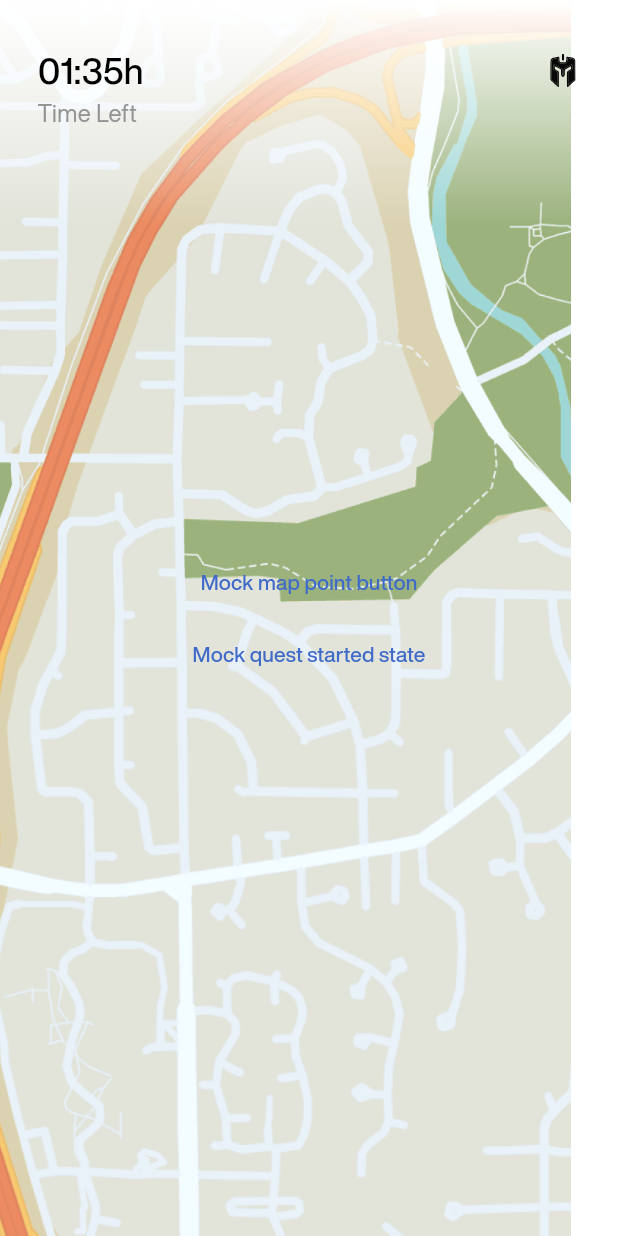
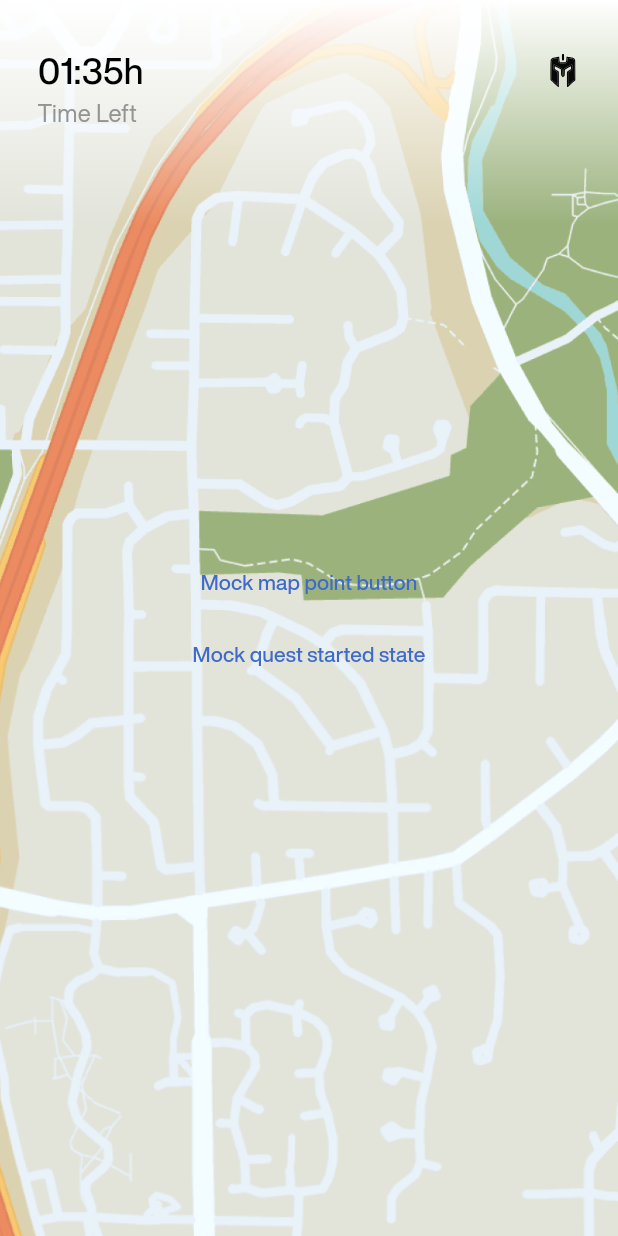
Before and after one commit to Dijinx-Lab/Scavenger-Hunt, a Flutter app: the MapScreen screen opened directly, on a phone screen of 412 x 824 dp. Run offline on Flutter 3.47's test engine with Material 3 defaults, Android fonts, the phone set to English and light mode, and no system bars; our stand-ins replace flutter_smart_dialog, flutter_staggered_animations, flutter_svg, pinput, salomon_bottom_bar, shared_preferences and 1 more; missing offline and left inert: clipboard, lazy_load_indexed_stack; accounts and stored records are empty; network calls fail.

Commit message:
update 3

```diff
--- a/lib/main.dart
+++ b/lib/main.dart
@@ -24,6 +24,10 @@ class MyApp extends StatefulWidget {
 class _MyAppState extends State<MyApp> {
   @override
   Widget build(BuildContext context) {
+    SystemChrome.setSystemUIOverlayStyle(const SystemUiOverlayStyle(
+      systemNavigationBarDividerColor: ColorStyle.whiteColor,
+      systemNavigationBarColor: ColorStyle.whiteColor,
+    ));
     return MaterialApp(
       title: 'Scavenger Hunt',
       debugShowCheckedModeBanner: false,
@@ -38,7 +42,7 @@ class _MyAppState extends State<MyApp> {
         primarySwatch: ColorStyle.primaryMaterialColor,
         visualDensity: VisualDensity.adaptivePlatformDensity,
       ),
-      initialRoute: baseRoute,
+      initialRoute: welcomeRoute,
       onGenerateRoute: NavigatorRoutes.allRoutes,
     );
   }
--- a/lib/views/challenges/details/challenges_detail_screen.dart
+++ b/lib/views/challenges/details/challenges_detail_screen.dart
@@ -13,8 +13,11 @@ class ChallengesDetailScreen extends StatefulWidget {
 }
 
 class _ChallengesDetailScreenState extends State<ChallengesDetailScreen> {
+  bool _showChallenges = false;
   @override
   void initState() {
+    Future.delayed(Duration(milliseconds: 300))
+        .then((value) => setState(() => _showChallenges = true));
     super.initState();
   }
 
@@ -90,6 +93,8 @@ class _ChallengesDetailScreenState extends State<ChallengesDetailScreen> {
                 Expanded(
                   child: Padding(
                     padding: const EdgeInsets.all(8.0),
+                    child: Visibility(
+                      visible: _showChallenges,
                       child: Column(
                         children: AnimationConfiguration.toStaggeredList(
                           childAnimationBuilder: (widget) => FadeInAnimation(
@@ -103,6 +108,7 @@ class _ChallengesDetailScreenState extends State<ChallengesDetailScreen> {
                             _buildQuestChallengeWidget(),
                             _buildQuestChallengeWidget()
                           ],
+                        ),
                       ),
                     ),
                   ),
--- a/lib/views/map/map_screen.dart
+++ b/lib/views/map/map_screen.dart
@@ -22,9 +22,13 @@ class _MapScreenState extends State<MapScreen> {
         resizeToAvoidBottomInset: true,
         body: Stack(
           children: [
-            Image.asset(
-              'assets/pngs/mock_map.png',
-              fit: BoxFit.cover,
+            SizedBox(
+              width: double.maxFinite,
+              height: double.maxFinite,
+              child: Image.asset(
+                'assets/pngs/mock_map.png',
+                fit: BoxFit.cover,
+              ),
             ),
             Container(
               height: 150,
--- a/lib/views/welcome/welcome_screen.dart
+++ b/lib/views/welcome/welcome_screen.dart
@@ -1,4 +1,5 @@
 import 'package:flutter/material.dart';
+import 'package:flutter/services.dart';
 import 'package:flutter_svg/svg.dart';
 import 'package:scavenger_hunt/keys/route_keys.dart';
 import 'package:scavenger_hunt/styles/color_style.dart';
--- a/pubspec.yaml
+++ b/pubspec.yaml
@@ -16,7 +16,7 @@ publish_to: "none" # Remove this line if you wish to publish to pub.dev
 # https://developer.apple.com/library/archive/documentation/General/Reference/InfoPlistKeyReference/Articles/CoreFoundationKeys.html
 # In Windows, build-name is used as the major, minor, and patch parts
 # of the product and file versions while build-number is used as the build suffix.
-version: 1.0.0+1
+version: 1.0.0+3
 
 environment:
   sdk: ">=3.2.4 <4.0.0"
```
Also changed, not shown: lib/views/challenges/finished/finished_screen.dart (+23 -12 lines), lib/views/challenges/points/points_screen.dart (+13 -1 lines), 3 other files. Lines whose indentation alone changed are shown as unchanged.
